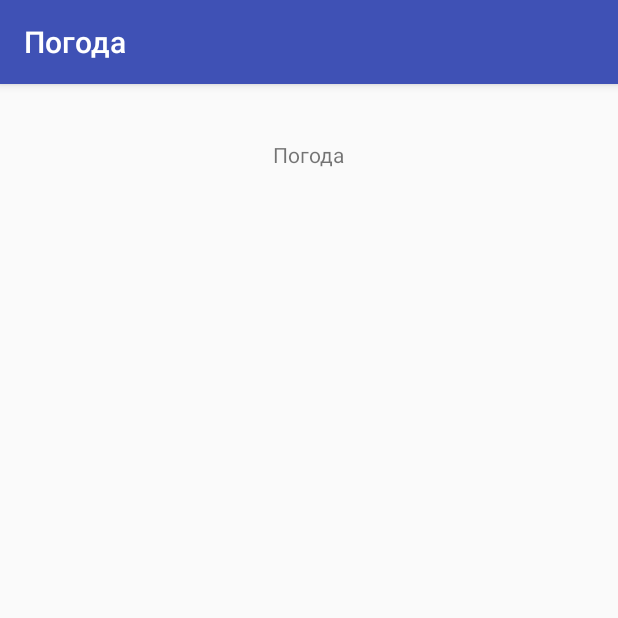
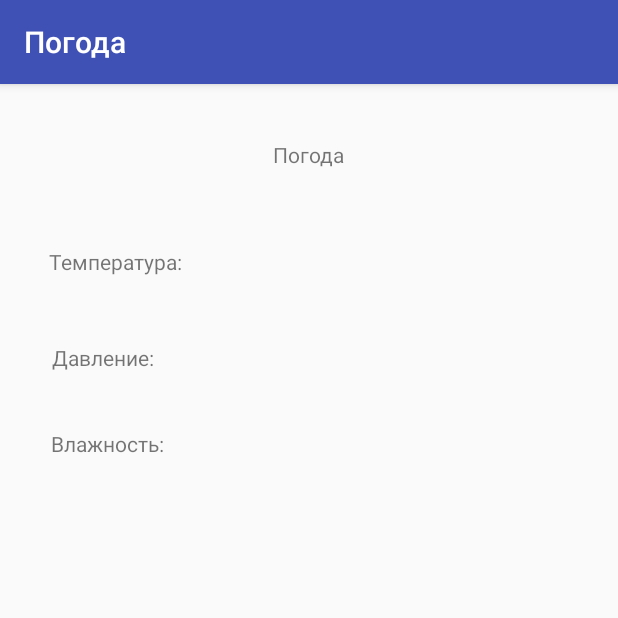
Before and after one commit to dmitry-bystrov/AndroidBase, an Android app: the screen it shows after launch (HelloActivity), on a phone screen of 412 x 824 dp, the top half of it. Run offline under Robolectric (Android 15) with nearby library versions, the phone set to English and light mode, and no system bars.

Commit message:
home work 2

```diff
--- a/app/src/main/java/com/example/javarunner/androidbase/HelloActivity.java
+++ b/app/src/main/java/com/example/javarunner/androidbase/HelloActivity.java
@@ -1,7 +1,10 @@
 package com.example.javarunner.androidbase;
 
 import android.os.Bundle;
+import android.os.PersistableBundle;
 import android.support.v7.app.AppCompatActivity;
+import android.util.Log;
+import android.widget.Toast;
 
 public class HelloActivity extends AppCompatActivity {
 
@@ -9,5 +12,72 @@ public class HelloActivity extends AppCompatActivity {
     protected void onCreate(Bundle savedInstanceState) {
         super.onCreate(savedInstanceState);
         setContentView(R.layout.activity_hello);
+
+        String instanceState;
+
+        if (savedInstanceState == null) {
+            instanceState = "Первый запуск";
+        } else {
+            instanceState = "Повторный запуск";
+        }
+
+        Toast.makeText(getApplicationContext(), String.format("%s - %s", instanceState, "onCreate"), Toast.LENGTH_SHORT).show();
+        Log.d("LifeCircle", String.format("%s - %s", instanceState, "onCreate"));
+    }
+
+    @Override
+    protected void onStart() {
+        super.onStart();
+        Toast.makeText(getApplicationContext(), "onStart", Toast.LENGTH_SHORT).show();
+        Log.d("LifeCircle", "onStart");
+    }
+
+    @Override
+    protected void onRestoreInstanceState(Bundle savedInstanceState) {
+        super.onRestoreInstanceState(savedInstanceState);
+        Toast.makeText(getApplicationContext(), "onRestoreInstanceState", Toast.LENGTH_SHORT).show();
+        Log.d("LifeCircle", "onRestoreInstanceState");
+    }
+
+    @Override
+    protected void onResume() {
+        super.onResume();
+        Toast.makeText(getApplicationContext(), "onResume", Toast.LENGTH_SHORT).show();
+        Log.d("LifeCircle", "onResume");
+    }
+
+    @Override
+    protected void onPause() {
+        super.onPause();
+        Toast.makeText(getApplicationContext(), "onPause", Toast.LENGTH_SHORT).show();
+        Log.d("LifeCircle", "onPause");
+    }
+
+    @Override
+    public void onSaveInstanceState(Bundle outState, PersistableBundle outPersistentState) {
+        super.onSaveInstanceState(outState, outPersistentState);
+        Toast.makeText(getApplicationContext(), "onSaveInstanceState", Toast.LENGTH_SHORT).show();
+        Log.d("LifeCircle", "onSaveInstanceState");
+    }
+
+    @Override
+    protected void onStop() {
+        super.onStop();
+        Toast.makeText(getApplicationContext(), "onStop", Toast.LENGTH_SHORT).show();
+        Log.d("LifeCircle", "onStop");
+    }
+
+    @Override
+    protected void onRestart() {
+        super.onRestart();
+        Toast.makeText(getApplicationContext(), "onRestart", Toast.LENGTH_SHORT).show();
+        Log.d("LifeCircle", "onRestart");
+    }
+
+    @Override
+    protected void onDestroy() {
+        super.onDestroy();
+        Toast.makeText(getApplicationContext(), "onDestroy", Toast.LENGTH_SHORT).show();
+        Log.d("LifeCircle", "onDestroy");
     }
 }
--- a/app/src/main/res/layout/activity_hello.xml
+++ b/app/src/main/res/layout/activity_hello.xml
@@ -7,6 +7,7 @@
     tools:context=".HelloActivity">
 
     <TextView
+        android:id="@+id/weather_text"
         android:layout_width="wrap_content"
         android:layout_height="wrap_content"
         android:text="@string/weather_text"
@@ -14,6 +15,45 @@
         app:layout_constraintLeft_toLeftOf="parent"
         app:layout_constraintRight_toRightOf="parent"
         app:layout_constraintTop_toTopOf="parent"
-        app:layout_constraintVertical_bias="0.05" />
+        app:layout_constraintVertical_bias="@dimen/vertical_bias" />
+
+    <TextView
+        android:id="@+id/temperature_text"
+        android:layout_width="wrap_content"
+        android:layout_height="wrap_content"
+        android:text="@string/temperature_text"
+        app:layout_constraintBottom_toBottomOf="parent"
+        app:layout_constraintLeft_toLeftOf="parent"
+        app:layout_constraintRight_toRightOf="parent"
+        app:layout_constraintTop_toTopOf="@+id/weather_text"
+        app:layout_constraintVertical_bias="@dimen/line_bias"
+        app:layout_constraintHorizontal_bias="@dimen/horizontal_bias"
+         />
+
+    <TextView
+        android:id="@+id/pressure_text"
+        android:layout_width="wrap_content"
+        android:layout_height="wrap_content"
+        android:text="@string/pressure_text"
+        app:layout_constraintBottom_toBottomOf="parent"
+        app:layout_constraintLeft_toLeftOf="parent"
+        app:layout_constraintRight_toRightOf="parent"
+        app:layout_constraintTop_toTopOf="@+id/temperature_text"
+        app:layout_constraintVertical_bias="@dimen/line_bias"
+        app:layout_constraintHorizontal_bias="@dimen/horizontal_bias"
+        />
+
+    <TextView
+        android:id="@+id/humidity_text"
+        android:layout_width="wrap_content"
+        android:layout_height="wrap_content"
+        android:text="@string/humidity_text"
+        app:layout_constraintBottom_toBottomOf="parent"
+        app:layout_constraintLeft_toLeftOf="parent"
+        app:layout_constraintRight_toRightOf="parent"
+        app:layout_constraintTop_toTopOf="@+id/pressure_text"
+        app:layout_constraintVertical_bias="@dimen/line_bias"
+        app:layout_constraintHorizontal_bias="@dimen/horizontal_bias"
+        />
 
 </android.support.constraint.ConstraintLayout>
--- /dev/null
+++ b/app/src/main/res/values/dimens.xml
@@ -0,0 +1,6 @@
+<?xml version="1.0" encoding="utf-8"?>
+<resources>
+    <dimen name="vertical_bias">0.05</dimen>
+    <dimen name="line_bias">0.10</dimen>
+    <dimen name="horizontal_bias">0.10</dimen>
+</resources>
--- a/app/src/main/res/values/strings.xml
+++ b/app/src/main/res/values/strings.xml
@@ -1,4 +1,7 @@
 <resources>
     <string name="app_name">Погода</string>
     <string name="weather_text">Погода</string>
+    <string name="temperature_text">Температура:</string>
+    <string name="pressure_text">Давление:</string>
+    <string name="humidity_text">Влажность:</string>
 </resources>
```
